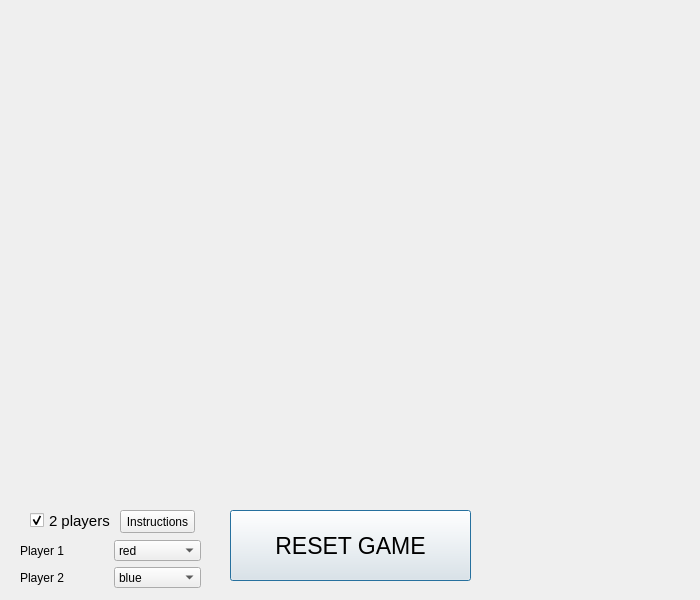
Qt form connect4app/assets/connect4GUI.ui (pdmkdz/connect4) before a commit.
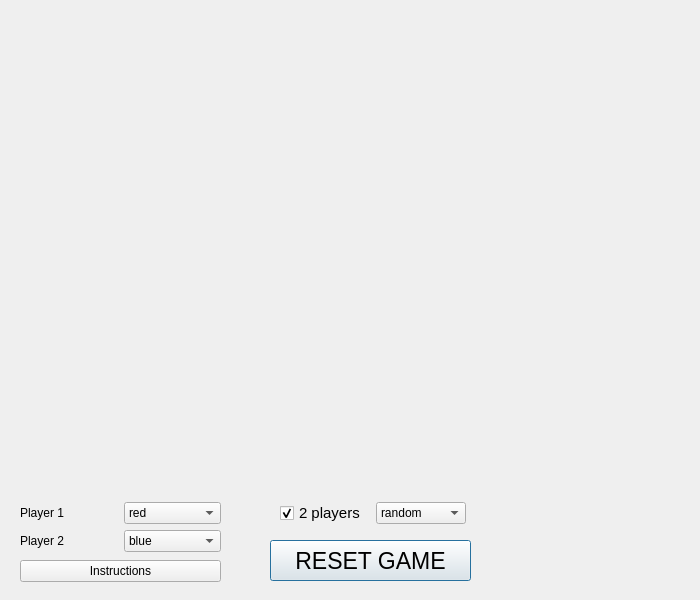
The same form after that commit. Icons and pictures are not drawn.

Commit message: ui updates for AI player

```diff
--- a/connect4app/assets/connect4GUI.ui
+++ b/connect4app/assets/connect4GUI.ui
@@ -25,40 +25,13 @@
   <property name="windowTitle">
    <string>Dialog</string>
   </property>
-  <widget class="QCheckBox" name="human_ai">
-   <property name="geometry">
-    <rect>
-     <x>30</x>
-     <y>500</y>
-     <width>101</width>
-     <height>41</height>
-    </rect>
-   </property>
-   <property name="font">
-    <font>
-     <pointsize>11</pointsize>
-    </font>
-   </property>
-   <property name="text">
-    <string>2 players</string>
-   </property>
-   <property name="iconSize">
-    <size>
-     <width>18</width>
-     <height>18</height>
-    </size>
-   </property>
-   <property name="checked">
-    <bool>true</bool>
-   </property>
-  </widget>
   <widget class="QPushButton" name="reset_button">
    <property name="geometry">
     <rect>
-     <x>230</x>
-     <y>510</y>
-     <width>241</width>
-     <height>71</height>
+     <x>270</x>
+     <y>540</y>
+     <width>201</width>
+     <height>41</height>
     </rect>
    </property>
    <property name="font">
@@ -86,7 +59,7 @@
     <rect>
      <x>520</x>
      <y>500</y>
-     <width>151</width>
+     <width>141</width>
      <height>91</height>
     </rect>
    </property>
@@ -100,28 +73,17 @@
     <bool>true</bool>
    </property>
   </widget>
-  <widget class="QPushButton" name="info">
-   <property name="geometry">
-    <rect>
-     <x>120</x>
-     <y>510</y>
-     <width>75</width>
-     <height>23</height>
-    </rect>
-   </property>
-   <property name="text">
-    <string>Instructions</string>
-   </property>
-  </widget>
   <widget class="QWidget" name="">
    <property name="geometry">
     <rect>
      <x>20</x>
-     <y>540</y>
-     <width>181</width>
-     <height>48</height>
+     <y>500</y>
+     <width>201</width>
+     <height>85</height>
     </rect>
    </property>
+   <layout class="QVBoxLayout" name="verticalLayout">
+    <item>
    <layout class="QGridLayout" name="gridLayout_2">
     <item row="0" column="0">
      <widget class="QLabel" name="p1">
@@ -181,6 +143,62 @@
       <item>
        <property name="text">
         <string>brown</string>
+         </property>
+        </item>
+       </widget>
+      </item>
+     </layout>
+    </item>
+    <item>
+     <widget class="QPushButton" name="info">
+      <property name="text">
+       <string>Instructions</string>
+      </property>
+     </widget>
+    </item>
+   </layout>
+  </widget>
+  <widget class="QWidget" name="">
+   <property name="geometry">
+    <rect>
+     <x>280</x>
+     <y>500</y>
+     <width>186</width>
+     <height>26</height>
+    </rect>
+   </property>
+   <layout class="QHBoxLayout" name="horizontalLayout">
+    <item>
+     <widget class="QCheckBox" name="human_ai">
+      <property name="font">
+       <font>
+        <pointsize>11</pointsize>
+       </font>
+      </property>
+      <property name="text">
+       <string>2 players</string>
+      </property>
+      <property name="iconSize">
+       <size>
+        <width>18</width>
+        <height>18</height>
+       </size>
+      </property>
+      <property name="checked">
+       <bool>true</bool>
+      </property>
+     </widget>
+    </item>
+    <item>
+     <widget class="QComboBox" name="ai_level">
+      <item>
+       <property name="text">
+        <string>random</string>
+       </property>
+      </item>
+      <item>
+       <property name="text">
+        <string>smart</string>
        </property>
       </item>
      </widget>
```
Lines whose indentation alone changed are shown as unchanged.
